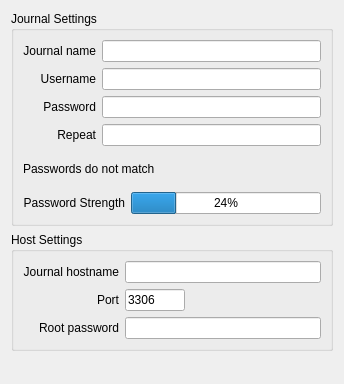
This is ui/mysqljournalpage.ui in pwizard2/robojournal as Qt 5 draws it before an edit. The edited form follows.
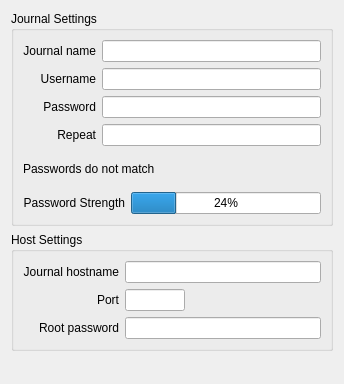
This is the edited form.

The edit to the form file:
```diff
--- a/ui/mysqljournalpage.ui
+++ b/ui/mysqljournalpage.ui
@@ -190,7 +190,7 @@
            </size>
           </property>
           <property name="text">
-           <string>3306</string>
+           <string/>
           </property>
           <property name="maxLength">
            <number>4</number>
```
